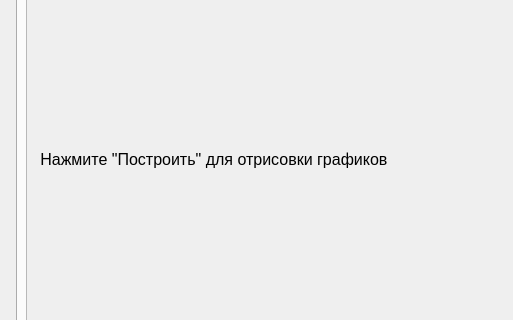
Firyst/TwinklingAnalyzer, file resources/Window.ui: the form before one commit; both pictures show x 0 to 513 and y 193 to 513 of the 800 by 600 pixel window.
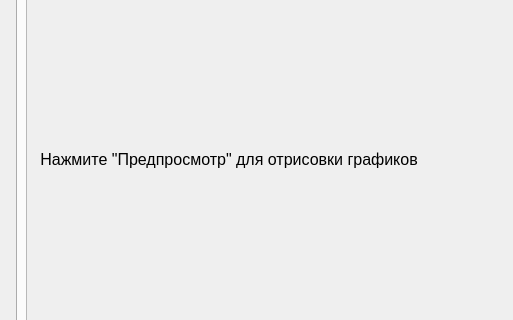
The form after the commit. The open tabs and pages were chosen to show the change.

Patch:
```diff
--- a/resources/Window.ui
+++ b/resources/Window.ui
@@ -546,7 +546,7 @@
                    </font>
                   </property>
                   <property name="text">
-                   <string>   Нажмите &quot;Построить&quot; для отрисовки графиков</string>
+                   <string>   Нажмите &quot;Предпросмотр&quot; для отрисовки графиков</string>
                   </property>
                  </widget>
                 </item>
```
Left out of the diff: 7 changed lines with no effect on the pictures.
